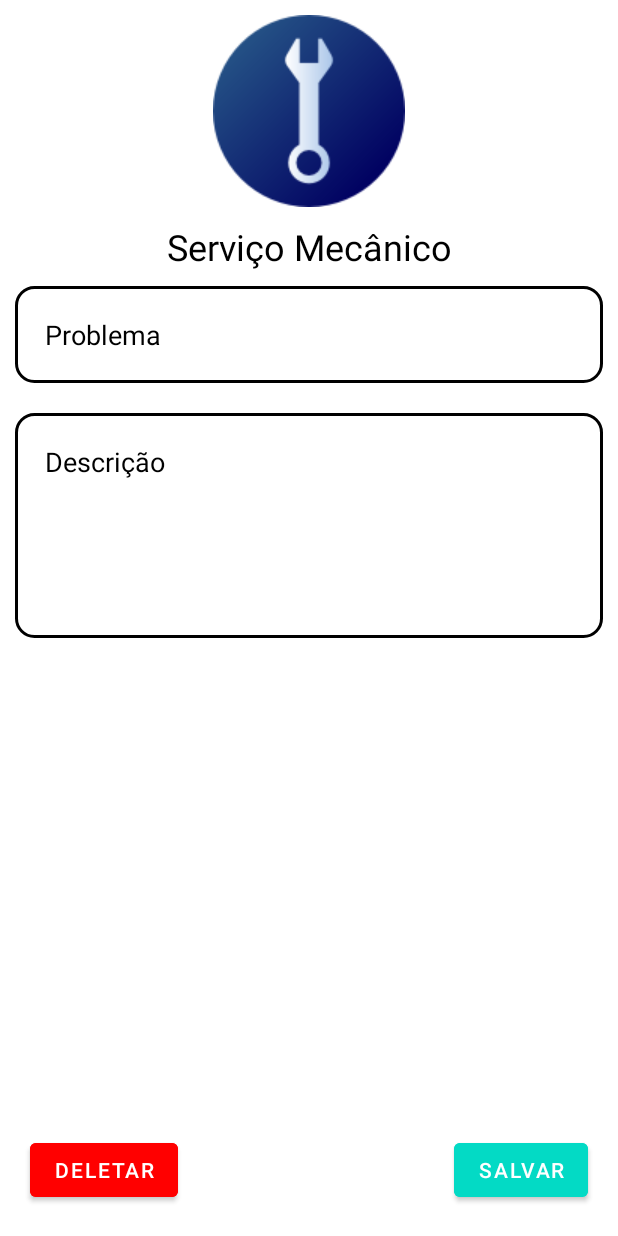
After one commit to Guatias/FixIt, an Android app: the Editar_Servico_Activity screen opened directly, with no data from a screen before it, on a phone screen of 412 x 824 dp. The commit adds this screen. Run offline under Robolectric (Android 15) with nearby library versions, the phone set to English and light mode, and no system bars; our stand-ins replace Firebase (no records; nobody signed in at launch, a user with empty details on screens opened directly); 3 statements that could not run were skipped.

Commit message:
Algumas melhorias adicionadas e adicionado funcionalidade de deletar e editar serviços

```diff
--- a/app/src/main/AndroidManifest.xml
+++ b/app/src/main/AndroidManifest.xml
@@ -9,6 +9,9 @@
         android:roundIcon="@mipmap/ic_launcher_round"
         android:supportsRtl="true"
         android:theme="@style/Theme.FixIt">
+        <activity
+            android:name=".Editar_Servico_Activity"
+            android:exported="false" />
         <activity
             android:name=".Novo_Servico_Activity"
             android:exported="false" />
--- a/app/src/main/java/com/example/fixit/Cliente_Activity.java
+++ b/app/src/main/java/com/example/fixit/Cliente_Activity.java
@@ -1,5 +1,6 @@
 package com.example.fixit;
 
+import android.app.Activity;
 import android.content.Intent;
 import android.os.Bundle;
 import android.view.MenuItem;
@@ -26,6 +27,7 @@ public class Cliente_Activity extends AppCompatActivity {
     private ActivityClienteBinding binding;
     private UserHelperClass user;
     private FirebaseAuth mAuth;
+    public static Activity ca;
 
     public UserHelperClass getUser() {
         return user;
@@ -38,6 +40,7 @@ public class Cliente_Activity extends AppCompatActivity {
     @Override
     protected void onCreate(Bundle savedInstanceState) {
         super.onCreate(savedInstanceState);
+        ca = this;
 
         mAuth = FirebaseAuth.getInstance();
         user = getIntent().getParcelableExtra("user");
--- /dev/null
+++ b/app/src/main/java/com/example/fixit/Editar_Servico_Activity.java
@@ -0,0 +1,101 @@
+package com.example.fixit;
+
+import androidx.appcompat.app.AppCompatActivity;
+
+import android.content.Intent;
+import android.os.Bundle;
+import android.view.View;
+import android.widget.EditText;
+import android.widget.ImageView;
+import android.widget.TextView;
+import android.widget.Toast;
+
+import com.example.fixit.ui.home.HomeFragment;
+import com.google.android.material.button.MaterialButton;
+import com.google.firebase.database.DatabaseReference;
+import com.google.firebase.database.FirebaseDatabase;
+
+import models.Servico;
+
+public class Editar_Servico_Activity extends AppCompatActivity {
+
+    private UserHelperClass user;
+
+    @Override
+    protected void onCreate(Bundle savedInstanceState) {
+        super.onCreate(savedInstanceState);
+        setContentView(R.layout.activity_editar_servico);
+
+        ImageView editar_serv_icon = (ImageView) findViewById(R.id.edit_serv_icon);
+        TextView editar_serv_tv = (TextView) findViewById(R.id.edit_serv_tv);
+        EditText editar_serv_problema = (EditText) findViewById(R.id.edit_serv_problem);
+        EditText editar_serv_descricao = (EditText) findViewById(R.id.edit_serv_description);
+
+        MaterialButton savebtn = (MaterialButton) findViewById(R.id.edit_serv_save_button);
+        MaterialButton deletebtn = (MaterialButton) findViewById(R.id.edit_serv_delete_button);
+
+        Bundle extras = getIntent().getExtras();
+
+        Servico servico = getIntent().getParcelableExtra("servico");
+        user = getIntent().getParcelableExtra("user");
+
+        if (servico.getTipo().equals("Eletrico")){
+            editar_serv_icon.setImageResource(R.drawable.idea);
+            editar_serv_tv.setText("Serviço Elétrico");
+        } else {
+            editar_serv_icon.setImageResource(R.drawable.wrench);
+            editar_serv_tv.setText("Serviço Mecânico");
+        }
+
+        editar_serv_problema.setText(servico.getProblema());
+        editar_serv_descricao.setText(servico.getDescricao());
+
+        deletebtn.setOnClickListener(new View.OnClickListener() {
+            @Override
+            public void onClick(View v) {
+                try {
+                DatabaseReference reference = FirebaseDatabase.getInstance().getReference().child("tasks");
+                reference.child(servico.getId()).removeValue();
+                Cliente_Activity.ca.finish();
+                Intent cliente_activity = new Intent(getApplicationContext(), Cliente_Activity.class);
+                cliente_activity.putExtra("user", user);
+                startActivity(cliente_activity);
+                finish();
+                } catch (Exception ex) {
+                    Toast.makeText(Editar_Servico_Activity.this, "Ocorreu um erro: " + ex.getMessage(), Toast.LENGTH_SHORT).show();
+                }
+            }
+        });
+
+        savebtn.setOnClickListener(new View.OnClickListener() {
+            @Override
+            public void onClick(View v) {
+
+                String problema_string = editar_serv_problema.getText().toString();
+                String descricao_string = editar_serv_descricao.getText().toString();
+
+                servico.setProblema(problema_string);
+                servico.setDescricao(descricao_string);
+                servico.setEmail(user.getEmail());
+
+                try {
+
+                    FirebaseDatabase database = FirebaseDatabase.getInstance();
+                    DatabaseReference myRef = database.getReference("tasks");
+
+                    myRef.child(servico.getId()).setValue(servico);
+
+                    Cliente_Activity.ca.finish();
+                    Intent cliente_activity = new Intent(getApplicationContext(), Cliente_Activity.class);
+                    cliente_activity.putExtra("user", user);
+                    startActivity(cliente_activity);
+                    finish();
+
+                } catch (Exception ex) {
+                    Toast.makeText(Editar_Servico_Activity.this, "Ocorreu um erro: " + ex.getMessage(), Toast.LENGTH_SHORT).show();
+                }
+            }
+        });
+
+    }
+}
--- a/app/src/main/java/com/example/fixit/Novo_Servico_Activity.java
+++ b/app/src/main/java/com/example/fixit/Novo_Servico_Activity.java
@@ -72,18 +72,20 @@ public class Novo_Servico_Activity extends AppCompatActivity {
                 novo.setDescricao(descricao_string);
                 novo.setTipo(tipo);
                 novo.setEmail(user.getEmail());
+                novo.setId(UUID.randomUUID().toString());
 
                 try {
 
                     FirebaseDatabase database = FirebaseDatabase.getInstance();
                     DatabaseReference myRef = database.getReference("tasks");
 
-                    myRef.child(UUID.randomUUID().toString()).setValue(novo);
+                    myRef.child(novo.getId()).setValue(novo);
 
                 } catch (Exception ex) {
                     Toast.makeText(Novo_Servico_Activity.this, "Ocorreu um erro: " + ex.getMessage(), Toast.LENGTH_SHORT).show();
                 }
 
+                Cliente_Activity.ca.finish();
                 Intent cliente_activity = new Intent(getApplicationContext(), Cliente_Activity.class);
                 cliente_activity.putExtra("user", user);
                 startActivity(cliente_activity);
--- /dev/null
+++ b/app/src/main/res/layout/activity_editar_servico.xml
@@ -0,0 +1,78 @@
+<?xml version="1.0" encoding="utf-8"?>
+<RelativeLayout xmlns:android="http://schemas.android.com/apk/res/android"
+    xmlns:app="http://schemas.android.com/apk/res-auto"
+    xmlns:tools="http://schemas.android.com/tools"
+    android:layout_width="match_parent"
+    android:layout_height="match_parent"
+    tools:context=".Editar_Servico_Activity">
+
+    <ImageView
+        android:id="@+id/edit_serv_icon"
+        android:layout_width="wrap_content"
+        android:layout_height="wrap_content"
+        android:layout_alignParentTop="true"
+        android:layout_centerInParent="true"
+        android:paddingTop="10dp"
+        android:src="@drawable/idea" />
+
+    <TextView
+        android:layout_width="match_parent"
+        android:layout_height="wrap_content"
+        android:id="@+id/edit_serv_tv"
+        android:layout_below="@id/edit_serv_icon"
+        android:layout_centerInParent="true"
+        android:paddingTop="10dp"
+        android:text="Serviço Elétrico"
+        android:textColor="@color/black"
+        android:textSize="24dp"
+        android:textAlignment="center"/>
+
+    <EditText
+        android:layout_width="match_parent"
+        android:layout_height="wrap_content"
+        android:id="@+id/edit_serv_problem"
+        android:layout_below="@+id/edit_serv_tv"
+        android:background="@drawable/rounded_et"
+        android:hint="Problema"
+        android:textColorHint="@color/black"
+        android:textColor="@color/black"
+        android:layout_margin="10dp"
+        android:padding="20dp"/>
+
+    <EditText
+        android:layout_width="match_parent"
+        android:layout_height="150dp"
+        android:id="@+id/edit_serv_description"
+        android:layout_below="@+id/edit_serv_problem"
+        android:background="@drawable/rounded_et"
+        android:hint="Descrição"
+        android:textColorHint="@color/black"
+        android:textColor="@color/black"
+        android:inputType="text|textMultiLine"
+        android:gravity="top"
+        android:layout_margin="10dp"
+        android:padding="20dp"/>
+
+    <com.google.android.material.button.MaterialButton
+        android:layout_width="wrap_content"
+        android:layout_height="wrap_content"
+        android:id="@+id/edit_serv_save_button"
+        android:text="Salvar"
+        android:backgroundTint="@color/teal_200"
+        android:layout_centerHorizontal="true"
+        android:layout_margin="20dp"
+        android:layout_alignParentBottom="true"
+        android:layout_alignParentRight="true"/>
+
+    <com.google.android.material.button.MaterialButton
+        android:layout_width="wrap_content"
+        android:layout_height="wrap_content"
+        android:id="@+id/edit_serv_delete_button"
+        android:text="Deletar"
+        android:backgroundTint="#FF0000"
+        android:layout_centerHorizontal="true"
+        android:layout_margin="20dp"
+        android:layout_alignParentBottom="true"
+        android:layout_alignParentLeft="true"/>
+
+</RelativeLayout>
--- a/app/src/main/res/layout/activity_register2.xml
+++ b/app/src/main/res/layout/activity_register2.xml
@@ -41,7 +41,7 @@
         android:layout_marginEnd="10dp"
         android:layout_marginBottom="10dp"
         android:background="#30ffffff"
-        android:hint="Celular"
+        android:hint="Celular com DDD"
         android:inputType="phone"
         android:padding="20dp"
         android:textColor="@color/white"
@@ -57,7 +57,7 @@
         android:layout_marginEnd="10dp"
         android:layout_marginBottom="10dp"
         android:background="#30ffffff"
-        android:hint="Data de Nascimento"
+        android:hint="Data de Nascimento (dd/mm/aaaa)"
         android:inputType="date"
         android:padding="20dp"
         android:textColor="@color/white"
```
Also changed, not shown: app/src/main/java/com/example/fixit/Login_Activity.java (+19 -0 lines), app/src/main/java/com/example/fixit/Register_Activity_1.java (+45 -0 lines), app/src/main/java/com/example/fixit/Register_Activity_2.java (+85 -9 lines), app/src/main/java/com/example/fixit/UserHelperClass.java (+12 -0 lines), app/src/main/java/com/example/fixit/ui/home/HomeFragment.java (+28 -15 lines), app/src/main/java/com/example/fixit/ui/home/ServicoAdapter.java (+14 -2 lines), app/src/main/java/models/Servico.java (+53 -1 lines), app/src/main/res/layout/fragment_home.xml (+11 -0 lines).
